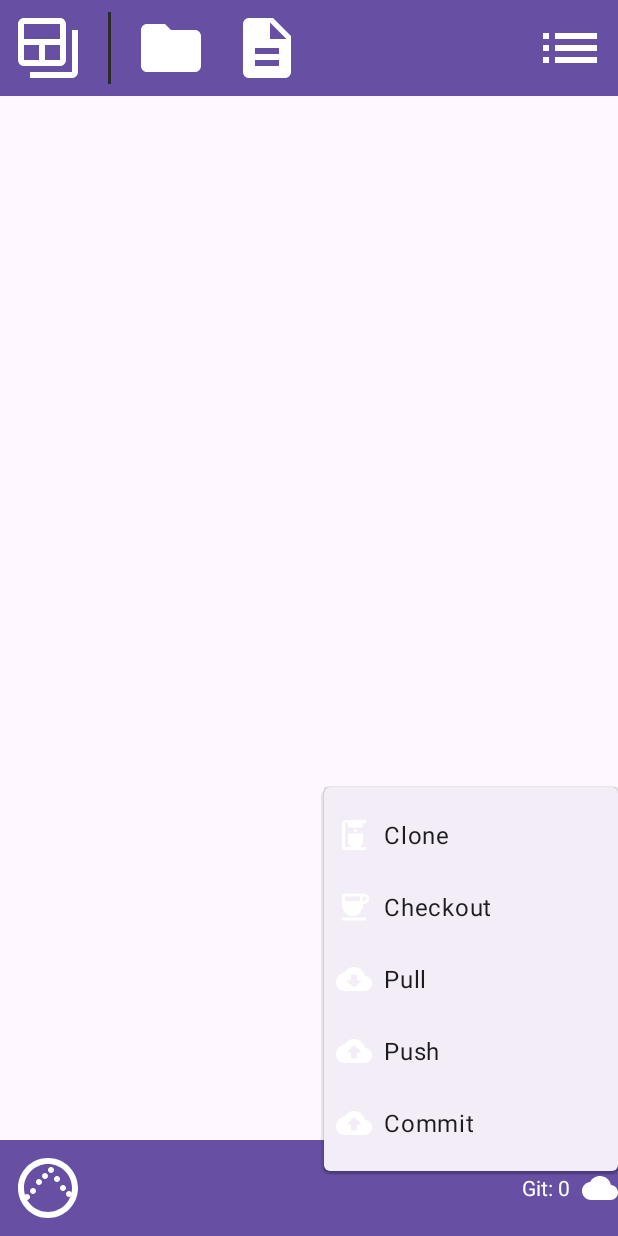
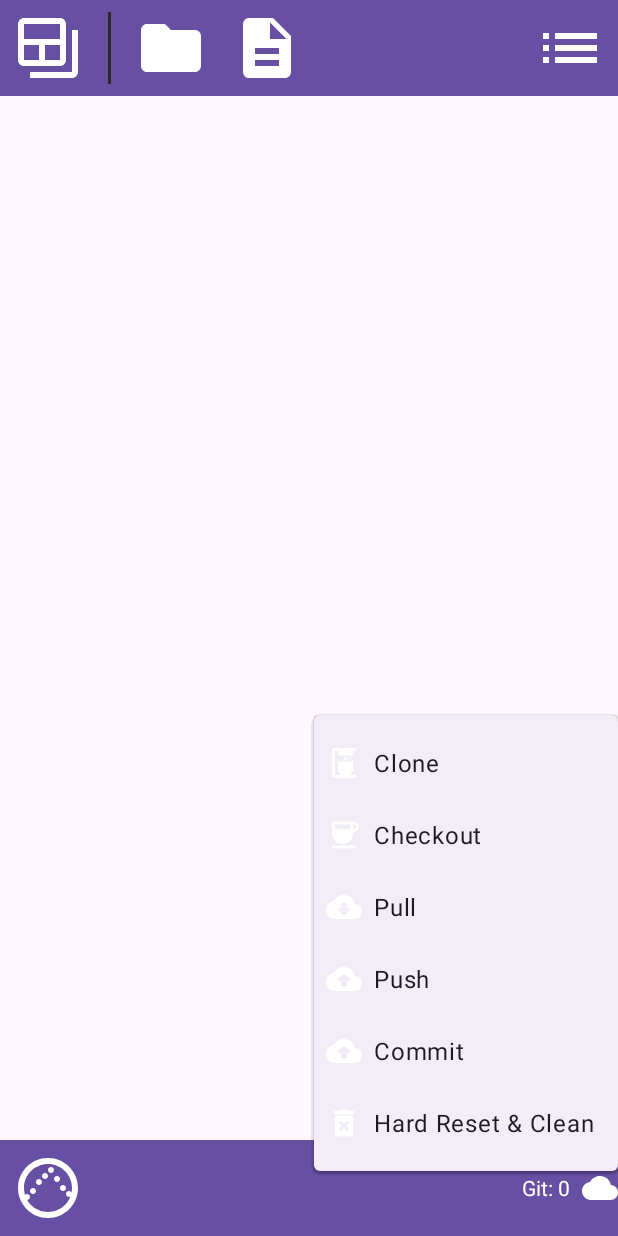
Before and after one commit to Gazman-Dev/bulifier, an Android app built with Jetpack Compose: the MainFragment screen opened through its navigation route, after a tap on an icon or button, on a phone screen of 412 x 824 dp. Run offline under Robolectric (Android 15) with nearby library versions, the phone set to English and light mode, and no system bars; our stand-ins replace Room's generated code, paging; libraries missing offline, so code that uses them is left out: org.eclipse.jgit; 10 statements that could not run were skipped.

Commit message:
Git Looks good

```diff
--- a/core/src/main/java/com/bulifier/core/prefs/Prefs.kt
+++ b/core/src/main/java/com/bulifier/core/prefs/Prefs.kt
@@ -13,6 +13,12 @@ object Prefs {
     val projectName by lazy { PrefStringValue("project_v10") }
     val path by lazy { PrefStringValue("path_v1") }
     val models by lazy { PrefListValue("models") }
+
+    fun clear(){
+        projectId.set(-1)
+        projectName.set("")
+        path.set("")
+    }
 
     fun initialize(context: Context) {
         pref = context.getSharedPreferences("buly", 0)
--- a/core/src/main/java/com/bulifier/core/ui/main/ProjectsAdapter.kt
+++ b/core/src/main/java/com/bulifier/core/ui/main/ProjectsAdapter.kt
@@ -9,6 +9,7 @@ import androidx.recyclerview.widget.RecyclerView
 import com.bulifier.core.databinding.CoreItemProjectBinding
 import com.bulifier.core.db.Project
 import com.bulifier.core.git.GitViewModel
+import com.bulifier.core.prefs.Prefs
 
 class ProjectsAdapter(
     private val mainViewModel: MainViewModel,
@@ -34,6 +35,9 @@ class ProjectsAdapter(
                         setTitle("Delete Project")
                         setMessage("Are you sure you want to delete the project? This action will delete all files, logs, and history related to this project.")
                         setPositiveButton("Delete") { _, _ ->
+                            if(Prefs.projectId.flow.value == project.projectId){
+                                Prefs.clear()
+                            }
                             mainViewModel.deleteProject(project)
                             gitViewModel.deleteProject(project.projectName)
                         }
--- a/core/src/main/res/drawable/baseline_delete_forever_24.xml
+++ b/core/src/main/res/drawable/baseline_delete_forever_24.xml
@@ -1,5 +1,12 @@
-<vector xmlns:android="http://schemas.android.com/apk/res/android" android:height="24dp" android:tint="#000000" android:viewportHeight="24" android:viewportWidth="24" android:width="24dp">
+<vector xmlns:android="http://schemas.android.com/apk/res/android"
+    android:width="24dp"
+    android:height="24dp"
+    android:tint="#ffffff"
+    android:viewportWidth="24"
+    android:viewportHeight="24">
 
-    <path android:fillColor="@android:color/white" android:pathData="M6,19c0,1.1 0.9,2 2,2h8c1.1,0 2,-0.9 2,-2L18,7L6,7v12zM8.46,11.88l1.41,-1.41L12,12.59l2.12,-2.12 1.41,1.41L13.41,14l2.12,2.12 -1.41,1.41L12,15.41l-2.12,2.12 -1.41,-1.41L10.59,14l-2.13,-2.12zM15.5,4l-1,-1h-5l-1,1L5,4v2h14L19,4z"/>
+    <path
+        android:fillColor="@android:color/white"
+        android:pathData="M6,19c0,1.1 0.9,2 2,2h8c1.1,0 2,-0.9 2,-2L18,7L6,7v12zM8.46,11.88l1.41,-1.41L12,12.59l2.12,-2.12 1.41,1.41L13.41,14l2.12,2.12 -1.41,1.41L12,15.41l-2.12,2.12 -1.41,-1.41L10.59,14l-2.13,-2.12zM15.5,4l-1,-1h-5l-1,1L5,4v2h14L19,4z" />
 
 </vector>
--- a/core/src/main/res/menu/git_menu.xml
+++ b/core/src/main/res/menu/git_menu.xml
@@ -20,4 +20,9 @@
         android:id="@+id/commit"
         android:icon="@drawable/baseline_cloud_upload_24"
         android:title="Commit" />
+
+    <item
+        android:id="@+id/clear"
+        android:icon="@drawable/baseline_delete_forever_24"
+        android:title="Hard Reset &amp; Clean" />
 </menu>
```
Also changed, not shown: core/src/main/java/com/bulifier/core/git/GitViewModel.kt (+10 -1 lines), core/src/main/java/com/bulifier/core/git/git.kt (+16 -0 lines), core/src/main/java/com/bulifier/core/ui/main/MainFragment.kt (+13 -0 lines).
